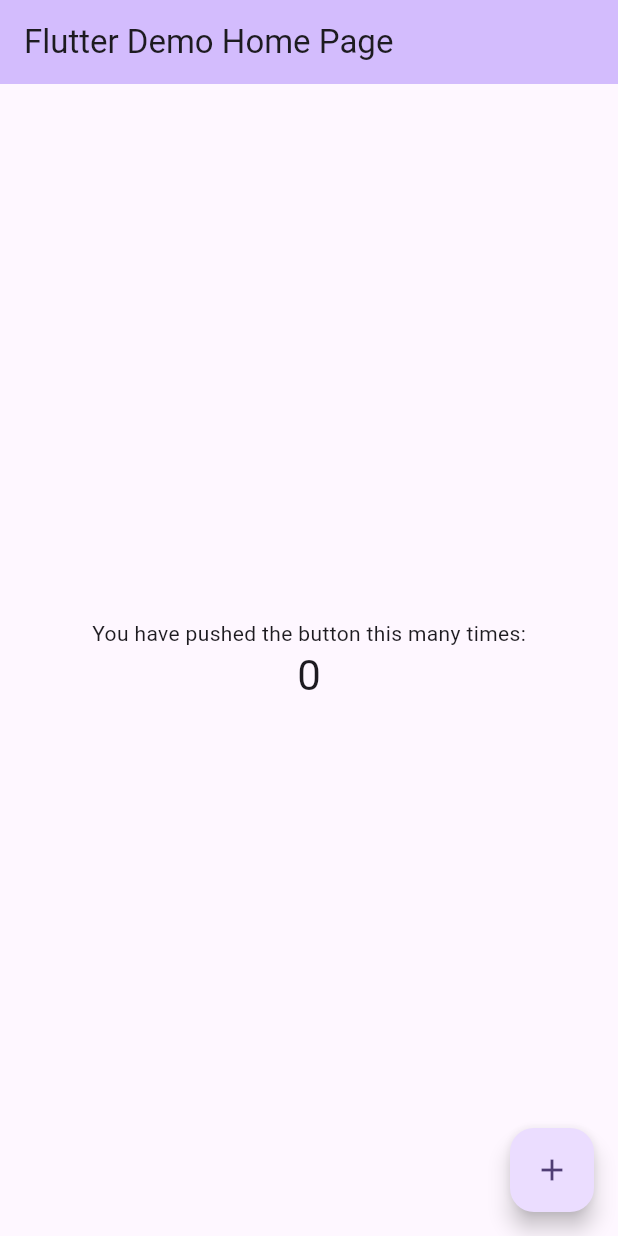
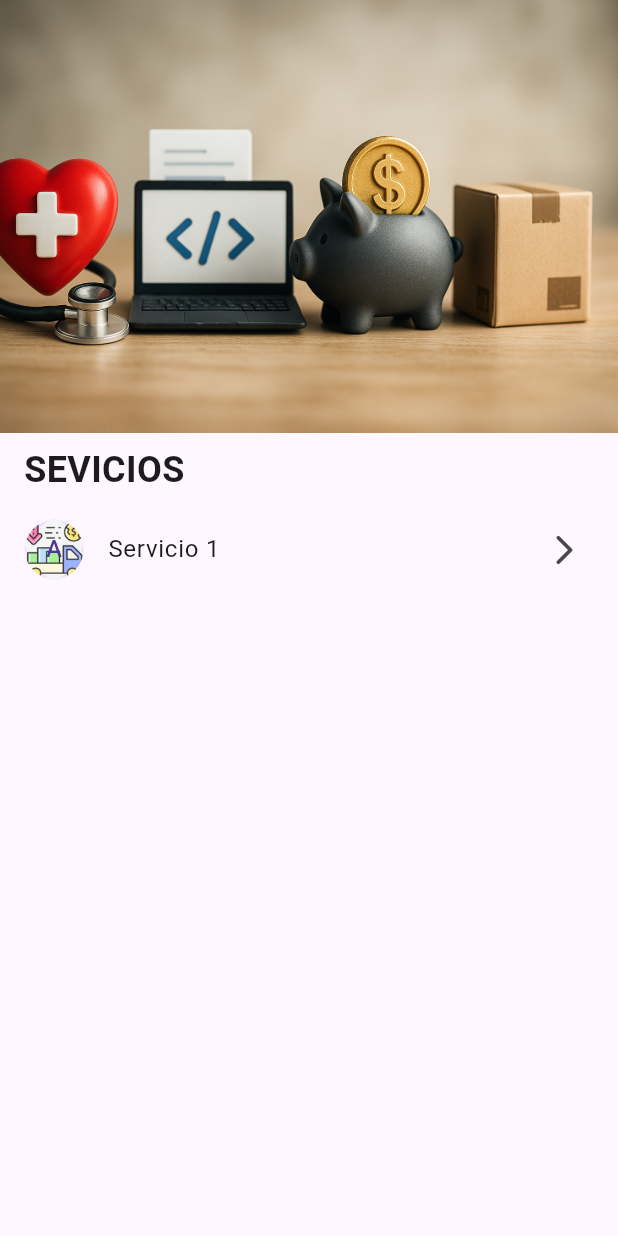
Before and after one commit to JAP994/scanner, a Flutter app: the screen it shows after launch, on a phone screen of 412 x 824 dp. Run offline on Flutter 3.47's test engine with Material 3 defaults, Android fonts, the phone set to English and light mode, and no system bars.

Commit message:
home screen register and login

```diff
--- a/lib/main.dart
+++ b/lib/main.dart
@@ -1,122 +1,17 @@
 import 'package:flutter/material.dart';
+import 'package:scanner/screens/home_screen/home_screen.dart';
 
-void main() {
-  runApp(const MyApp());
-}
+void main() => runApp(const MyApp());
 
 class MyApp extends StatelessWidget {
   const MyApp({super.key});
 
-  // This widget is the root of your application.
   @override
   Widget build(BuildContext context) {
     return MaterialApp(
-      title: 'Flutter Demo',
-      theme: ThemeData(
-        // This is the theme of your application.
-        //
-        // TRY THIS: Try running your application with "flutter run". You'll see
-        // the application has a purple toolbar. Then, without quitting the app,
-        // try changing the seedColor in the colorScheme below to Colors.green
-        // and then invoke "hot reload" (save your changes or press the "hot
-        // reload" button in a Flutter-supported IDE, or press "r" if you used
-        // the command line to start the app).
-        //
-        // Notice that the counter didn't reset back to zero; the application
-        // state is not lost during the reload. To reset the state, use hot
-        // restart instead.
-        //
-        // This works for code too, not just values: Most code changes can be
-        // tested with just a hot reload.
-        colorScheme: ColorScheme.fromSeed(seedColor: Colors.deepPurple),
-      ),
-      home: const MyHomePage(title: 'Flutter Demo Home Page'),
+      debugShowCheckedModeBanner: false,
+      title: 'SCANNER APP',
+      home: HomeScreen(),
     );
   }
 }
-
-class MyHomePage extends StatefulWidget {
-  const MyHomePage({super.key, required this.title});
-
-  // This widget is the home page of your application. It is stateful, meaning
-  // that it has a State object (defined below) that contains fields that affect
-  // how it looks.
-
-  // This class is the configuration for the state. It holds the values (in this
-  // case the title) provided by the parent (in this case the App widget) and
-  // used by the build method of the State. Fields in a Widget subclass are
-  // always marked "final".
-
-  final String title;
-
-  @override
-  State<MyHomePage> createState() => _MyHomePageState();
-}
-
-class _MyHomePageState extends State<MyHomePage> {
-  int _counter = 0;
-
-  void _incrementCounter() {
-    setState(() {
-      // This call to setState tells the Flutter framework that something has
-      // changed in this State, which causes it to rerun the build method below
-      // so that the display can reflect the updated values. If we changed
-      // _counter without calling setState(), then the build method would not be
-      // called again, and so nothing would appear to happen.
-      _counter++;
-    });
-  }
-
-  @override
-  Widget build(BuildContext context) {
-    // This method is rerun every time setState is called, for instance as done
-    // by the _incrementCounter method above.
-    //
-    // The Flutter framework has been optimized to make rerunning build methods
-    // fast, so that you can just rebuild anything that needs updating rather
-    // than having to individually change instances of widgets.
-    return Scaffold(
-      appBar: AppBar(
-        // TRY THIS: Try changing the color here to a specific color (to
-        // Colors.amber, perhaps?) and trigger a hot reload to see the AppBar
-        // change color while the other colors stay the same.
-        backgroundColor: Theme.of(context).colorScheme.inversePrimary,
-        // Here we take the value from the MyHomePage object that was created by
-        // the App.build method, and use it to set our appbar title.
-        title: Text(widget.title),
-      ),
-      body: Center(
-        // Center is a layout widget. It takes a single child and positions it
-        // in the middle of the parent.
-        child: Column(
-          // Column is also a layout widget. It takes a list of children and
-          // arranges them vertically. By default, it sizes itself to fit its
-          // children horizontally, and tries to be as tall as its parent.
-          //
-          // Column has various properties to control how it sizes itself and
-          // how it positions its children. Here we use mainAxisAlignment to
-          // center the children vertically; the main axis here is the vertical
-          // axis because Columns are vertical (the cross axis would be
-          // horizontal).
-          //
-          // TRY THIS: Invoke "debug painting" (choose the "Toggle Debug Paint"
-          // action in the IDE, or press "p" in the console), to see the
-          // wireframe for each widget.
-          mainAxisAlignment: MainAxisAlignment.center,
-          children: <Widget>[
-            const Text('You have pushed the button this many times:'),
-            Text(
-              '$_counter',
-              style: Theme.of(context).textTheme.headlineMedium,
-            ),
-          ],
-        ),
-      ),
-      floatingActionButton: FloatingActionButton(
-        onPressed: _incrementCounter,
-        tooltip: 'Increment',
-        child: const Icon(Icons.add),
-      ), // This trailing comma makes auto-formatting nicer for build methods.
-    );
-  }
-}
--- /dev/null
+++ b/lib/screens/home_screen/home_screen.dart
@@ -0,0 +1,41 @@
+import 'package:flutter/material.dart';
+
+class HomeScreen extends StatelessWidget {
+  const HomeScreen({super.key});
+
+  @override
+  Widget build(BuildContext context) {
+    return Scaffold(
+      body: Column(
+        crossAxisAlignment: CrossAxisAlignment.start,
+        children: [
+          Image.asset(
+            'assets/image_general.png',
+            height: MediaQuery.of(context).size.height * 0.35,
+            width: double.infinity,
+            fit: BoxFit.cover,
+          ),
+          Padding(
+            padding: const EdgeInsets.symmetric(
+              horizontal: 16.0,
+              vertical: 8.0,
+            ),
+            child: Text(
+              'SEVICIOS',
+              style: TextStyle(fontSize: 24, fontWeight: FontWeight.w600),
+            ),
+          ),
+          ListTile(
+            leading: CircleAvatar(
+              backgroundImage: AssetImage('assets/icon1.jpeg'),
+              child: Text('A'),
+            ),
+            title: Text('Servicio 1'),
+            trailing: Icon(Icons.arrow_forward_ios_rounded),
+            onTap: () {},
+          ),
+        ],
+      ),
+    );
+  }
+}
--- a/pubspec.yaml
+++ b/pubspec.yaml
@@ -58,8 +58,8 @@ flutter:
   uses-material-design: true
 
   # To add assets to your application, add an assets section, like this:
-  # assets:
-  #   - images/a_dot_burr.jpeg
+  assets:
+    - assets/
   #   - images/a_dot_ham.jpeg
 
   # An image asset can refer to one or more resolution-specific "variants", see
```
Also changed, not shown: lib/screens/login_screen/login_screen.dart (added, +43 -0 lines), lib/screens/register_screen/register_screen.dart (added, +52 -0 lines), lib/widgets/primary_button.dart (added, +22 -0 lines), lib/widgets/primary_input.dart (added, +23 -0 lines), lib/widgets/secondary_button.dart (added, +26 -0 lines), lib/widgets/ternary_button.dart (added, +27 -0 lines), assets/icon1.jpeg (added), assets/icon2.jpeg (added), assets/icon3.jpeg (added), assets/icon4.jpeg (added), assets/icon5.jpeg (added), assets/image_general.png (added), assets/logo.png (added).
